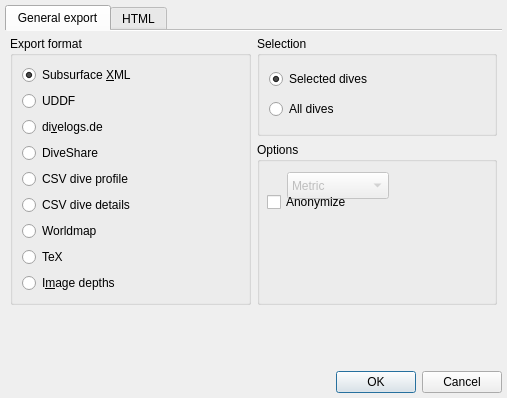
This is desktop-widgets/divelogexportdialog.ui in subsurface/subsurface as Qt 5 draws it before an edit. The edited form follows.
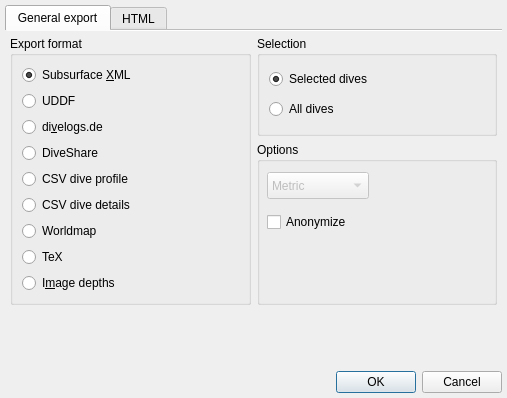
This is the edited form. Icons and pictures are not drawn.

Commit message:
Desktop UI: small layout correction export dialog
2 UI items where poorly aligned. Fixed here.

What changed in the file:
```diff
--- a/desktop-widgets/divelogexportdialog.ui
+++ b/desktop-widgets/divelogexportdialog.ui
@@ -290,7 +290,7 @@
              </property>
              <property name="geometry">
               <rect>
-               <x>30</x>
+               <x>10</x>
                <y>30</y>
                <width>102</width>
                <height>27</height>
@@ -311,7 +311,7 @@
              <property name="geometry">
               <rect>
                <x>10</x>
-               <y>50</y>
+               <y>70</y>
                <width>111</width>
                <height>20</height>
               </rect>
```
